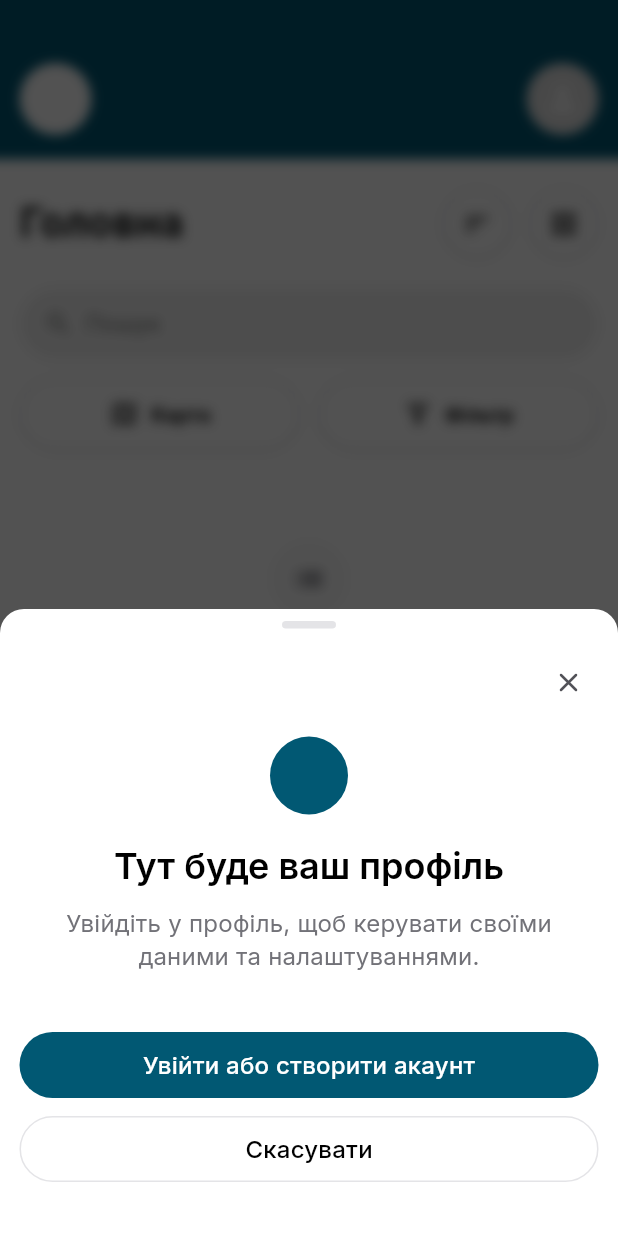
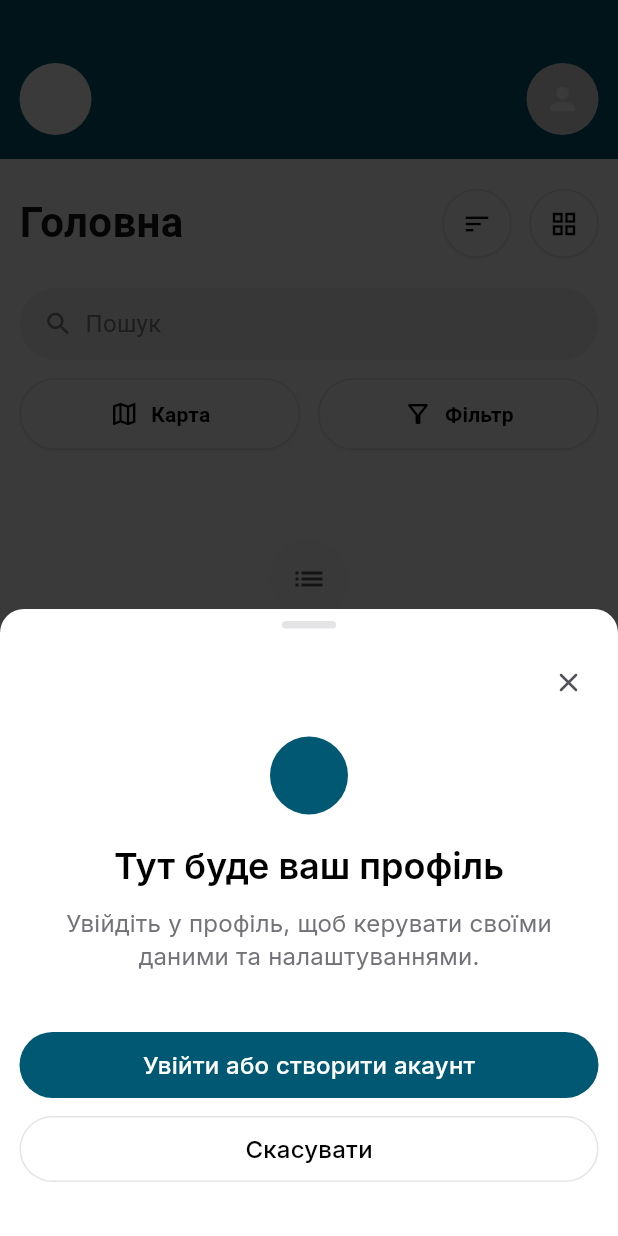
Before and after one commit to chizmodiy/olxclone, a Flutter app: the screen it shows after launch, item 3 of the bottom bar chosen, after a tap on the "person" icon, on a phone screen of 412 x 824 dp. Run offline on Flutter 3.47's test engine with Material 3 defaults, Android fonts, the phone set to English and light mode, and no system bars; our stand-ins replace cached_network_image, flutter_map, flutter_svg, font_awesome_flutter, geolocator, google_fonts and 3 more; missing offline and left inert: algoliasearch, flutter_map_marker_cluster; accounts and stored records are empty.

Commit message:
refactor: оновлено логіку відображення аватара та інтеграцію профілю
- Додано асинхронне оновлення аватара в CommonHeader при зміні профілю.
- Додано GestureDetector для оновлення аватара на сторінці особистих даних.
- Виправлено візуальне центрування іконок навігації на сторінці повноекранного перегляду зображень.
- Оновлено логіку навігації на сторінці профілю для перезавантаження зображення після редагування особистих даних.

```diff
--- /dev/null
+++ b/lib/services/profile_notifier.dart
@@ -0,0 +1,15 @@
+import 'package:flutter/material.dart';
+
+class ProfileNotifier extends ChangeNotifier {
+  static final ProfileNotifier _instance = ProfileNotifier._internal();
+
+  factory ProfileNotifier() {
+    return _instance;
+  }
+
+  ProfileNotifier._internal();
+
+  void notifyProfileUpdate() {
+    notifyListeners();
+  }
+}
--- a/lib/widgets/common_header.dart
+++ b/lib/widgets/common_header.dart
@@ -3,14 +3,56 @@ import 'dart:ui';
 import '../theme/app_colors.dart';
 import 'package:supabase_flutter/supabase_flutter.dart';
 import 'auth_bottom_sheet.dart';
+import '../services/profile_service.dart'; // Import ProfileService
+import '../services/profile_notifier.dart'; // Import ProfileNotifier
 
-class CommonHeader extends StatelessWidget implements PreferredSizeWidget {
+class CommonHeader extends StatefulWidget implements PreferredSizeWidget {
   const CommonHeader({super.key});
+
+  @override
+  State<CommonHeader> createState() => _CommonHeaderState();
+
+  @override
+  Size get preferredSize => const Size.fromHeight(120);
+}
+
+class _CommonHeaderState extends State<CommonHeader> {
+  String? _avatarUrl;
+  final ProfileService _profileService = ProfileService();
+
+  @override
+  void initState() {
+    super.initState();
+    _loadAvatarUrl();
+    ProfileNotifier().addListener(_onProfileUpdate); // Add listener
+  }
+
+  @override
+  void dispose() {
+    ProfileNotifier().removeListener(_onProfileUpdate); // Remove listener
+    super.dispose();
+  }
+
+  void _onProfileUpdate() {
+    _loadAvatarUrl(); // Reload avatar when profile is updated
+  }
+
+  Future<void> _loadAvatarUrl() async {
+    final user = Supabase.instance.client.auth.currentUser;
+    if (user != null) {
+      final profile = await _profileService.getUser(user.id);
+      if (mounted) {
+        setState(() {
+          _avatarUrl = profile?.avatarUrl;
+        });
+      }
+    }
+  }
 
   @override
   Widget build(BuildContext context) {
     final user = Supabase.instance.client.auth.currentUser;
-    final avatarUrl = user?.userMetadata?['avatar_url'] as String?;
+    final avatarUrl = _avatarUrl ?? user?.userMetadata?['avatar_url'] as String?;
 
     return Container(
       padding: const EdgeInsets.fromLTRB(13, 42, 13, 16),
@@ -32,7 +74,6 @@ class CommonHeader extends StatelessWidget implements PreferredSizeWidget {
           GestureDetector(
             onTap: () {
               if (user == null) {
-                // Показуємо bottom sheet для розлогінених користувачів
                 showDialog(
                   context: context,
                   barrierDismissible: true,
@@ -41,17 +82,11 @@ class CommonHeader extends StatelessWidget implements PreferredSizeWidget {
                     insetPadding: EdgeInsets.zero,
                     child: Stack(
                       children: [
-                        // Затемнення фону з блюром
                         Positioned.fill(
                           child: GestureDetector(
                             onTap: () => Navigator.of(context).pop(),
-                            child: ClipRect(
-                              child: BackdropFilter(
-                                filter: ImageFilter.blur(sigmaX: 4, sigmaY: 4),
-                                child: Container(
-                                  color: Colors.black.withOpacity(0.3),
-                                ),
-                              ),
+                            child: Container(
+                              color: Colors.black.withOpacity(0.5),
                             ),
                           ),
                         ),
@@ -102,7 +137,4 @@ class CommonHeader extends StatelessWidget implements PreferredSizeWidget {
       ),
     );
   }
-
-  @override
-  Size get preferredSize => const Size.fromHeight(120);
 }
```
Also changed, not shown: lib/pages/full_screen_image_slider_page.dart (+7 -2 lines), lib/pages/personal_data_page.dart (+9 -2 lines), lib/pages/profile_page.dart (+5 -2 lines).
